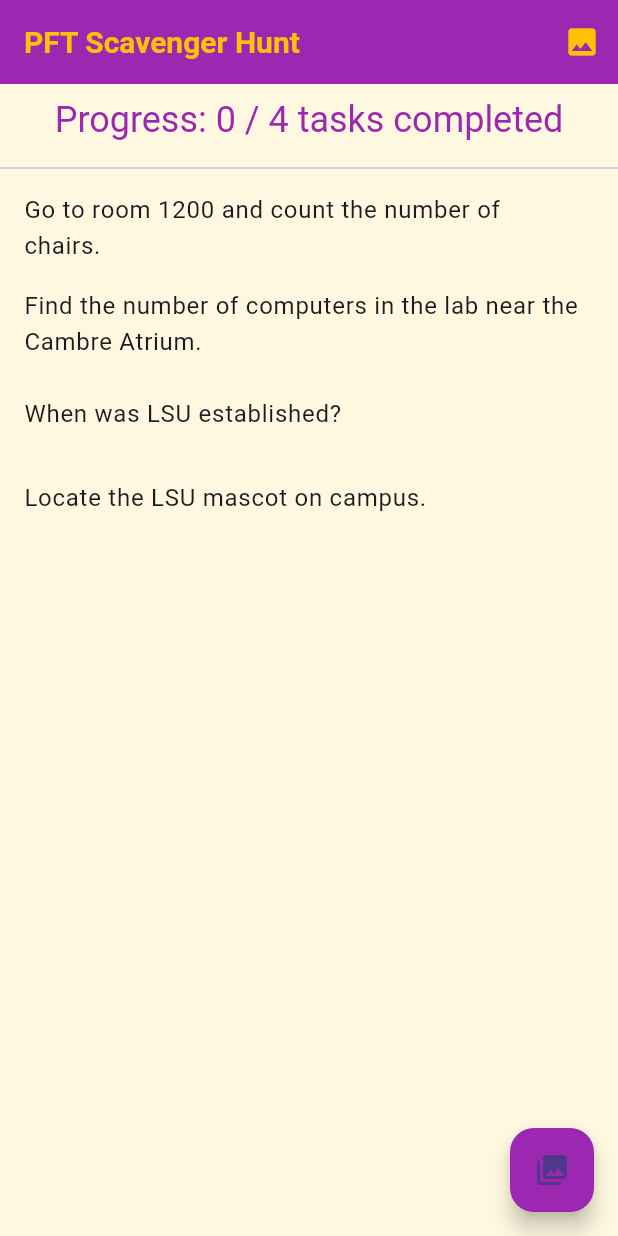
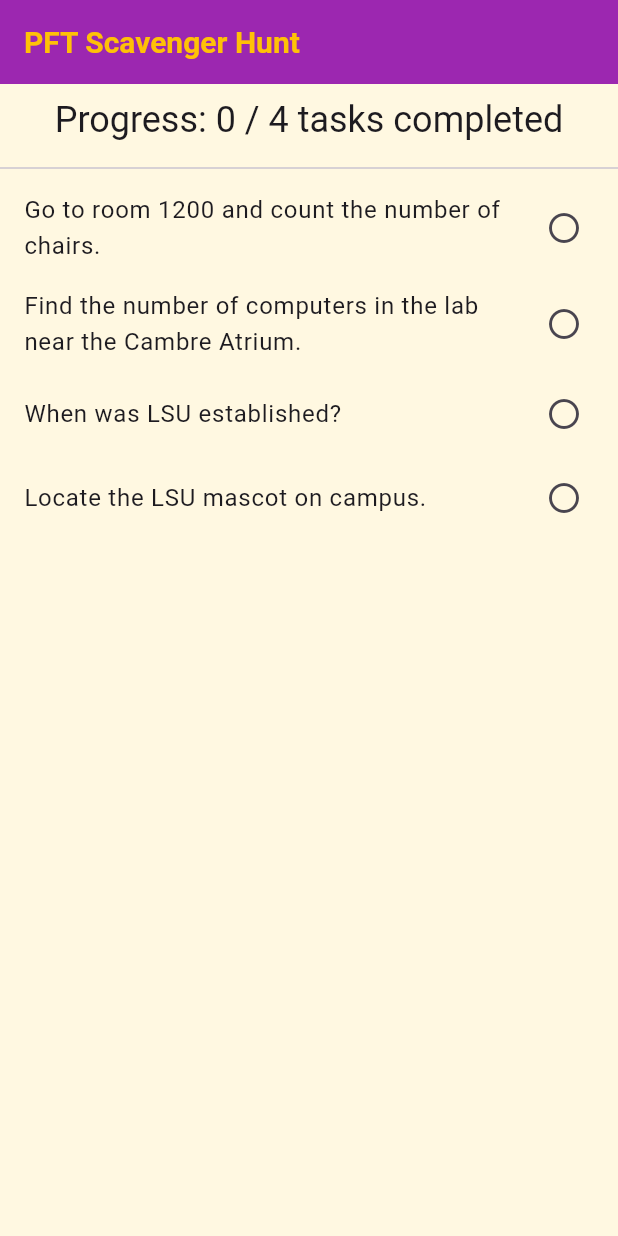
Before and after one commit to Jdav331/lsu_scavenge, a Flutter app: the screen it shows after launch, on a phone screen of 412 x 824 dp. Run offline on Flutter 3.47's test engine with Material 3 defaults, Android fonts, the phone set to English and light mode, and no system bars.

Commit message:
commit 1 cand

```diff
--- /dev/null
+++ b/devtools_options.yaml
@@ -0,0 +1,3 @@
+description: This file stores settings for Dart & Flutter DevTools.
+documentation: https://docs.flutter.dev/tools/devtools/extensions#configure-extension-enablement-states
+extensions:
--- a/lib/main.dart
+++ b/lib/main.dart
@@ -13,69 +13,35 @@
     return MaterialApp(
       title: 'PFT Scavenger Hunt',
       theme: ThemeData(
-        // Purple and gold theme.
         primarySwatch: Colors.purple,
-        scaffoldBackgroundColor: Colors.amber[50], // light gold background
-        appBarTheme: AppBarTheme(
+        scaffoldBackgroundColor: Colors.amber[50],
+        appBarTheme: const AppBarTheme(
           backgroundColor: Colors.purple,
-          titleTextStyle: const TextStyle(
+          titleTextStyle: TextStyle(
             color: Colors.amber,
             fontSize: 20,
             fontWeight: FontWeight.bold,
           ),
-          iconTheme: const IconThemeData(color: Colors.amber),
+          iconTheme: IconThemeData(color: Colors.amber),
         ),
-        floatingActionButtonTheme: FloatingActionButtonThemeData(
+        floatingActionButtonTheme: const FloatingActionButtonThemeData(
           backgroundColor: Colors.purple,
         ),
-        textTheme: Theme.of(context).textTheme.apply(
-              bodyColor: Colors.purple,
-              displayColor: Colors.purple,
+        elevatedButtonTheme: ElevatedButtonThemeData(
+          style: ElevatedButton.styleFrom(
+            shape: RoundedRectangleBorder(
+              borderRadius: BorderRadius.circular(12),
             ),
+            padding: const EdgeInsets.symmetric(vertical: 12, horizontal: 20),
+            textStyle: const TextStyle(fontSize: 16, fontWeight: FontWeight.bold),
+          ),
+        ),
         useMaterial3: true,
       ),
       home: const HomePage(),
     );
   }
 }
-
-// Data class for a scavenger hunt task.
-class Task {
-  final int id;
-  final String description;
-  final String correctAnswer;
-
-  Task({
-    required this.id,
-    required this.description,
-    required this.correctAnswer,
-  });
-}
-
-// List of tasks.
-final List<Task> tasks = [
-  Task(
-    id: 1,
-    description: 'Go to room 1200 and count the number of chairs.',
-    correctAnswer: 'correct answer here', // Update when ready.
-  ),
-  Task(
-    id: 2,
-    description: 'Find the number of computers in the lab near the Cambre Atrium.',
-    correctAnswer: 'correct answer here', // Update when ready.
-  ),
-  // Additional questions.
-  Task(
-    id: 3,
-    description: 'When was LSU established?',
-    correctAnswer: '1853', // Replace with the correct answer.
-  ),
-  Task(
-    id: 4,
-    description: 'Locate the LSU mascot on campus.',
-    correctAnswer: 'Tiger', // Replace with the correct answer.
-  ),
-];
 
 class HomePage extends StatefulWidget {
   const HomePage({super.key});
@@ -85,7 +51,6 @@
 }
 
 class _HomePageState extends State<HomePage> {
-  // Set to store IDs of completed tasks.
   final Set<int> completedTasks = {};
 
   void markTaskCompleted(int taskId) {
@@ -102,18 +67,6 @@
     return Scaffold(
       appBar: AppBar(
         title: const Text('PFT Scavenger Hunt'),
-        actions: [
-          IconButton(
-            icon: const Icon(Icons.image),
-            tooltip: 'LSU Gallery',
-            onPressed: () {
-              Navigator.push(
-                context,
-                MaterialPageRoute(builder: (context) => const LsuGalleryPage()),
-              );
-            },
-          ),
-        ],
       ),
       body: Column(
         children: [
@@ -134,25 +87,13 @@
                 return ListTile(
                   title: Text(task.description),
                   trailing: isCompleted
-                      ? const Icon(Icons.check, color: Colors.green)
-                      : null,
+                      ? const Icon(Icons.check_circle, color: Colors.green)
+                      : const Icon(Icons.radio_button_unchecked),
                   onTap: () async {
                     if (isCompleted) return;
-                    // Use a fade transition animation when navigating to the TaskDetailPage.
                     final result = await Navigator.push<bool>(
                       context,
-                      PageRouteBuilder(
-                        pageBuilder: (context, animation, secondaryAnimation) =>
-                            TaskDetailPage(task: task),
-                        transitionsBuilder:
-                            (context, animation, secondaryAnimation, child) {
-                          return FadeTransition(
-                            opacity: animation,
-                            child: child,
-                          );
-                        },
-                        transitionDuration: const Duration(milliseconds: 500),
-                      ),
+                      MaterialPageRoute(builder: (context) => TaskDetailPage(task: task)),
                     );
                     if (result == true) {
                       markTaskCompleted(task.id);
@@ -163,17 +104,6 @@
             ),
           ),
         ],
-      ),
-      // Extra floating action button to view LSU images.
-      floatingActionButton: FloatingActionButton(
-        tooltip: 'LSU Gallery',
-        child: const Icon(Icons.photo_library),
-        onPressed: () {
-          Navigator.push(
-            context,
-            MaterialPageRoute(builder: (context) => const LsuGalleryPage()),
-          );
-        },
       ),
     );
   }
@@ -189,25 +119,20 @@
 
 class _TaskDetailPageState extends State<TaskDetailPage> {
   final TextEditingController _answerController = TextEditingController();
-  String feedback = '';
-  bool showThumbsUp = false;
 
   void _submitAnswer() {
-    String answer = _answerController.text.trim();
-    if (answer == widget.task.correctAnswer) {
-      setState(() {
-        feedback = 'Correct!';
-        showThumbsUp = true;
-      });
-      // Show the thumbs up for 1 second before returning.
+    String answer = _answerController.text.trim().toLowerCase();
+    if (answer == widget.task.correctAnswer.toLowerCase()) {
+      ScaffoldMessenger.of(context).showSnackBar(
+        const SnackBar(content: Text('Correct!', style: TextStyle(color: Colors.white)), backgroundColor: Colors.green),
+      );
       Future.delayed(const Duration(seconds: 1), () {
         Navigator.pop(context, true);
       });
     } else {
-      setState(() {
-        feedback = 'Incorrect. Try again.';
-        showThumbsUp = false;
-      });
+      ScaffoldMessenger.of(context).showSnackBar(
+        const SnackBar(content: Text('Incorrect. Try again.', style: TextStyle(color: Colors.white)), backgroundColor: Colors.red),
+      );
     }
   }
 
@@ -234,32 +159,6 @@
               onPressed: _submitAnswer,
               child: const Text('Submit'),
             ),
-            const SizedBox(height: 20),
-            // Display feedback and a funny thumbs up if correct.
-            if (feedback.isNotEmpty)
-              Column(
-                children: [
-                  Text(feedback,
-                      style: const TextStyle(fontSize: 16, color: Colors.red)),
-                  if (showThumbsUp)
-                    Padding(
-                      padding: const EdgeInsets.only(top: 10),
-                      child: Image.network(
-                        'https://media.giphy.com/media/OkJat1YNdoD3W/giphy.gif',
-                        height: 100,
-                      ),
-                    ),
-                ],
-              ),
-            const SizedBox(height: 20),
-            // Extra back button for improved navigation.
-            ElevatedButton.icon(
-              onPressed: () {
-                Navigator.pop(context);
-              },
-              icon: const Icon(Icons.arrow_back),
-              label: const Text('Back'),
-            ),
           ],
         ),
       ),
@@ -267,28 +166,24 @@
   }
 }
 
-// New page to display LSU images using network images.
 class LsuGalleryPage extends StatelessWidget {
   const LsuGalleryPage({super.key});
 
-  // Replace these URLs with any preferred network images.
   final List<String> imageUrls = const [
-    'https://upload.wikimedia.org/wikipedia/commons/thumb/2/26/LSU_Athletic_logo.svg/1024px-LSU_Athletic_logo.svg.png',
-    'https://upload.wikimedia.org/wikipedia/commons/thumb/4/4f/LSU_Logo.svg/1200px-LSU_Logo.svg.png',
+    'https://upload.wikimedia.org/wikipedia/commons/2/26/LSU_Athletic_logo.svg',
+    'https://upload.wikimedia.org/wikipedia/commons/4/4f/LSU_Logo.svg',
     'https://www.lsu.edu/communications/news/2020/06/03/lsu-campus.jpg',
   ];
 
   @override
   Widget build(BuildContext context) {
     return Scaffold(
-      appBar: AppBar(
-        title: const Text('LSU Gallery'),
-      ),
+      appBar: AppBar(title: const Text('LSU Gallery')),
       body: GridView.builder(
         padding: const EdgeInsets.all(8.0),
         itemCount: imageUrls.length,
         gridDelegate: const SliverGridDelegateWithFixedCrossAxisCount(
-          crossAxisCount: 2, // two columns
+          crossAxisCount: 2,
           crossAxisSpacing: 8.0,
           mainAxisSpacing: 8.0,
         ),
@@ -296,9 +191,32 @@
           return Image.network(
             imageUrls[index],
             fit: BoxFit.cover,
+            loadingBuilder: (context, child, loadingProgress) {
+              if (loadingProgress == null) return child;
+              return const Center(child: CircularProgressIndicator());
+            },
           );
         },
       ),
     );
   }
 }
+
+class Task {
+  final int id;
+  final String description;
+  final String correctAnswer;
+
+  Task({
+    required this.id,
+    required this.description,
+    required this.correctAnswer,
+  });
+}
+
+final List<Task> tasks = [
+  Task(id: 1, description: 'Go to room 1200 and count the number of chairs.', correctAnswer: '10'),
+  Task(id: 2, description: 'Find the number of computers in the lab near the Cambre Atrium.', correctAnswer: '20'),
+  Task(id: 3, description: 'When was LSU established?', correctAnswer: '1853'),
+  Task(id: 4, description: 'Locate the LSU mascot on campus.', correctAnswer: 'Tiger'),
+];
--- a/pubspec.yaml
+++ b/pubspec.yaml
@@ -34,6 +34,7 @@
   # The following adds the Cupertino Icons font to your application.
   # Use with the CupertinoIcons class for iOS style icons.
   cupertino_icons: ^1.0.8
+  shared_preferences: ^2.5.2
 
 dev_dependencies:
   flutter_test:
```
Also changed, not shown: pubspec.lock, 1 other file.
